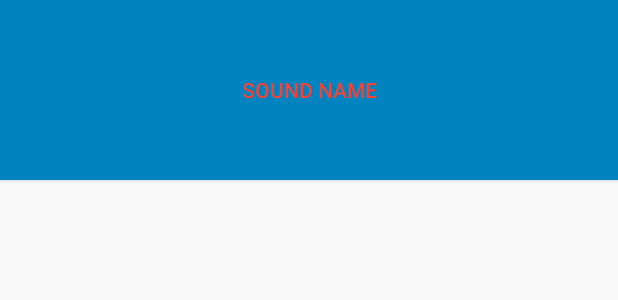
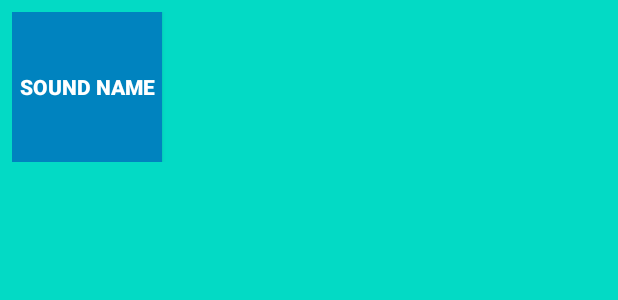
Before and after one commit to kaluogh/MyAndroidStudy, an Android app: the layout list_item_sound.xml on its own in the app's theme, with its tools: preview values and no code run, on a phone screen of 412 x 824 dp. Shown: the top 300 px of the screen. Run offline under Robolectric (Android 15) with nearby library versions, the phone set to English and light mode, and no system bars.

Commit message:
update c22

```diff
--- a/BeatBox/app/src/main/res/layout/list_item_sound.xml
+++ b/BeatBox/app/src/main/res/layout/list_item_sound.xml
@@ -8,12 +8,20 @@
             type="com.bignerdranch.android.beatbox.SoundViewModel"
             />
     </data>
-    <Button
-        style="@style/BeatBoxButton"
+
+    <FrameLayout
         android:layout_width="match_parent"
-        android:layout_height="120dp"
-        android:text="@{viewModel.title}"
-        tools:text="Sound Name"
-        android:onClick="@{() -> viewModel.onButtonClicked()}"
-        />
+        android:layout_height="wrap_content"
+        android:layout_margin="8dp"
+        >
+        <Button
+            style="@style/BeatBoxButton.Strong"
+            android:layout_width="100dp"
+            android:layout_height="100dp"
+            android:text="@{viewModel.title}"
+            tools:text="Sound Name"
+            android:onClick="@{() -> viewModel.onButtonClicked()}"
+            />
+    </FrameLayout>
+
 </layout>
--- a/BeatBox/app/src/main/res/values/styles.xml
+++ b/BeatBox/app/src/main/res/values/styles.xml
@@ -1,7 +1,10 @@
 <?xml version="1.0" encoding="utf-8"?>
 <resources>
     <style name="BeatBoxButton">
-        <item name="android:textColor">@color/red</item>
+        <item name="android:textColor">@color/white</item>
         <item name="android:background">@color/soothing_blue</item>
     </style>
+    <style name="BeatBoxButton.Strong">
+        <item name="android:textStyle">bold</item>
+    </style>
 </resources>
--- a/BeatBox/app/src/main/res/values/themes.xml
+++ b/BeatBox/app/src/main/res/values/themes.xml
@@ -12,5 +12,6 @@
         <!-- Status bar color. -->
         <item name="android:statusBarColor" tools:targetApi="l">?attr/colorPrimaryVariant</item>
         <!-- Customize your theme here. -->
+        <item name="android:windowBackground">@color/teal_200</item>
     </style>
 </resources>
```
